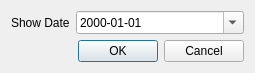
Above: add_show_dialog.ui from sonejostudios/TourManager before the change. Below: the same form after it.
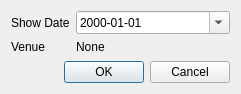
That is the form after the change.

What changed in the file:
```diff
--- a/add_show_dialog.ui
+++ b/add_show_dialog.ui
@@ -6,8 +6,8 @@
    <rect>
     <x>0</x>
     <y>0</y>
-    <width>255</width>
-    <height>73</height>
+    <width>241</width>
+    <height>94</height>
    </rect>
   </property>
   <property name="sizePolicy">
@@ -28,6 +28,13 @@
   <layout class="QVBoxLayout" name="verticalLayout">
    <item>
     <layout class="QFormLayout" name="formLayout">
+     <item row="0" column="0">
+      <widget class="QLabel" name="label">
+       <property name="text">
+        <string>Show Date</string>
+       </property>
+      </widget>
+     </item>
      <item row="0" column="1">
       <widget class="QDateEdit" name="dateEdit">
        <property name="displayFormat">
@@ -38,10 +45,17 @@
        </property>
       </widget>
      </item>
-     <item row="0" column="0">
-      <widget class="QLabel" name="label">
+     <item row="1" column="0">
+      <widget class="QLabel" name="label_2">
        <property name="text">
-        <string>Show Date</string>
+        <string>Venue</string>
+       </property>
+      </widget>
+     </item>
+     <item row="1" column="1">
+      <widget class="QLabel" name="lb_venue_name">
+       <property name="text">
+        <string>None</string>
        </property>
       </widget>
      </item>
```
